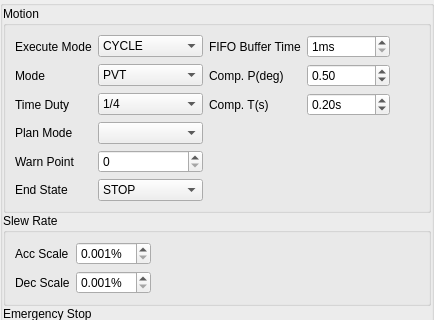
Qt form source/wnd/ui/mrqaxes2.ui (ww4u/megarobostudio) before a commit; both pictures show x 0 to 434 and y 0 to 320 of the 434 by 522 pixel window.
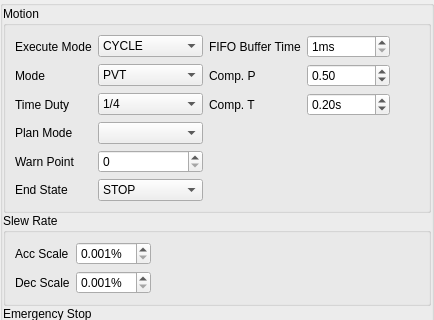
The same form after that commit. Icons and pictures are not drawn. Custom widgets are drawn as their Qt base class.

Patch:
```diff
--- a/source/wnd/ui/mrqaxes2.ui
+++ b/source/wnd/ui/mrqaxes2.ui
@@ -228,14 +228,14 @@
          <item row="4" column="3">
           <widget class="QLabel" name="label_13">
            <property name="text">
-            <string>Comp. T(s)</string>
+            <string>Comp. T</string>
            </property>
           </widget>
          </item>
          <item row="3" column="3">
           <widget class="QLabel" name="label_12">
            <property name="text">
-            <string>Comp. P(deg)</string>
+            <string>Comp. P</string>
            </property>
           </widget>
          </item>
```
Left out of the diff: 6 changed lines with no effect on the pictures.
